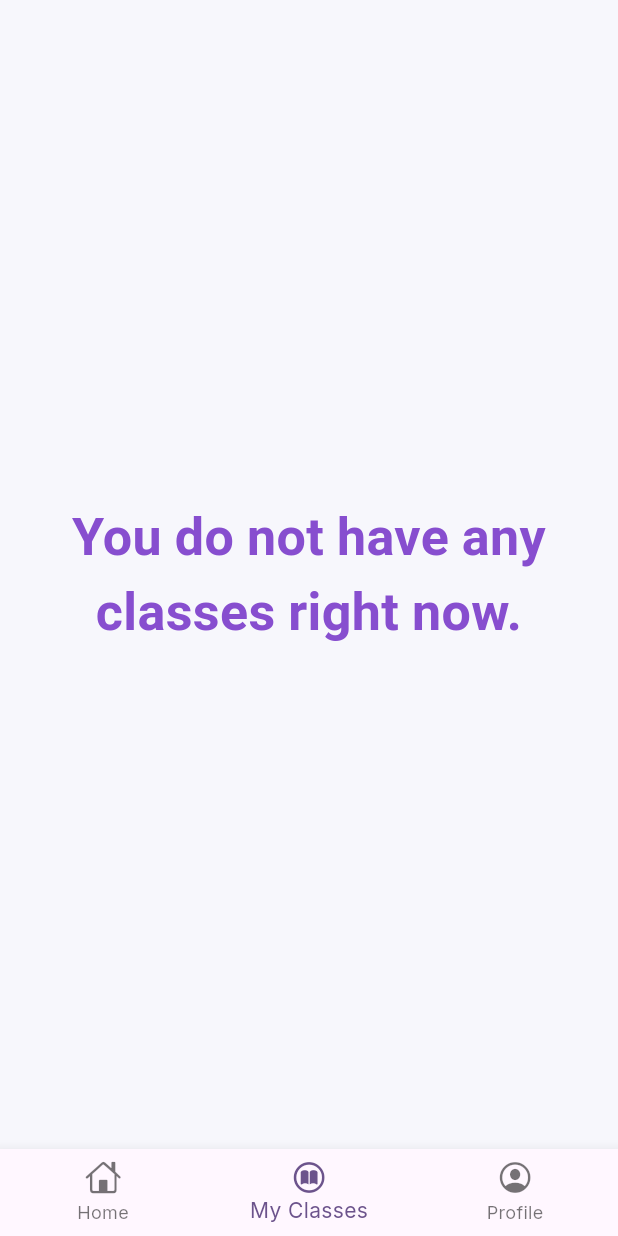
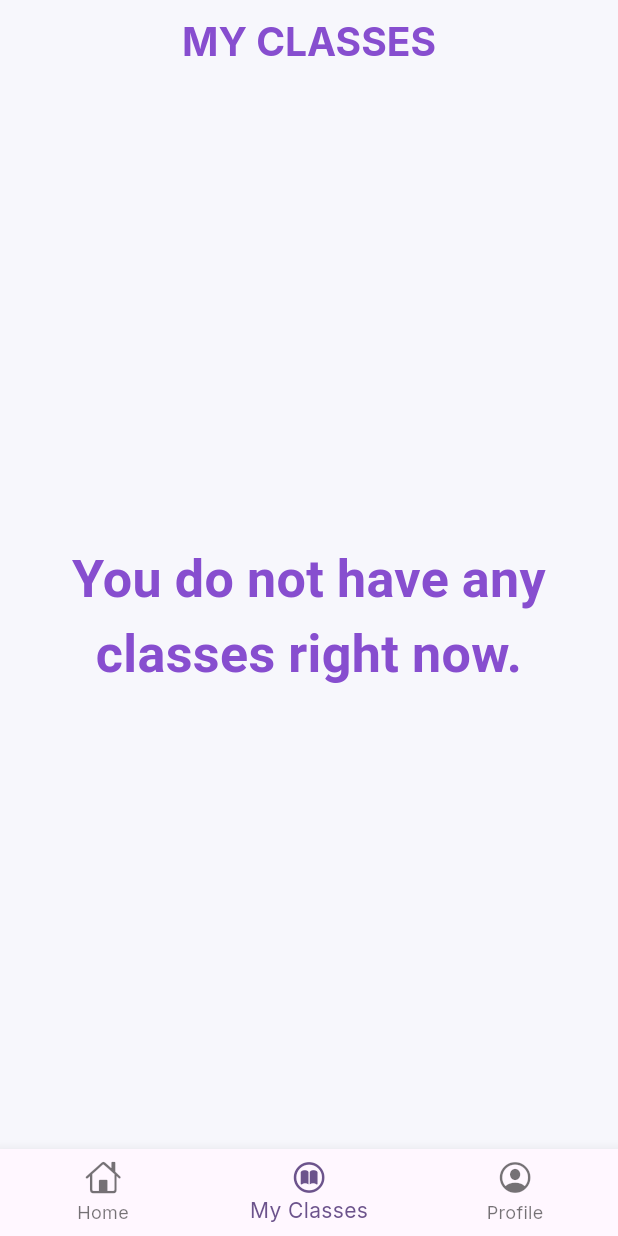
Before and after one commit to Yugesh-45d/E-Learning_app, a Flutter app: the MainPage screen opened directly, item 2 of the bottom bar chosen, on a phone screen of 412 x 824 dp. Run offline on Flutter 3.47's test engine with Material 2 defaults, Android fonts, the phone set to English and light mode, and no system bars; our stand-ins replace animated_splash_screen, cloud_firestore, firebase_auth, firebase_core, firebase_storage, flutter_screenutil and 3 more; accounts and stored records are empty.

Commit message:
Minor Changes

```diff
--- a/lib/screens/login_pages/login_screen.dart
+++ b/lib/screens/login_pages/login_screen.dart
@@ -65,7 +65,6 @@ class _LoginScreenState extends State<LoginScreen> {
     });
   }
 
-//TODO add user authentication here with Firebase
 
   @override
   Widget build(BuildContext context) {
@@ -132,7 +131,7 @@ class _LoginScreenState extends State<LoginScreen> {
                         },
                       ),
                       AppFunc.myText(
-                        //TODO add remember me functionality
+
                         text: "Remember me?",
                         font: AppFonts.thirdFont,
                         size: 16,
@@ -141,7 +140,7 @@ class _LoginScreenState extends State<LoginScreen> {
                     ],
                   ),
                   AppFunc.myText(
-                    //TODO add forget password functionality
+
                     text: "Forget Password?",
                     color: Colors.red,
                     size: 16,
--- a/lib/screens/login_pages/register_screen.dart
+++ b/lib/screens/login_pages/register_screen.dart
@@ -249,7 +249,7 @@ class _RegisterScreenState extends State<RegisterScreen> {
                     },
                   ),
                   AppFunc.myText(
-                    //TODO add remember me functionality
+
                     text: "Remember me?",
                     font: AppFonts.thirdFont,
                     size: 16,
--- /dev/null
+++ b/lib/screens/main_pages/body_pages/class_page.dart
@@ -0,0 +1,46 @@
+// ignore_for_file: prefer_const_literals_to_create_immutables, prefer_const_constructors
+
+import 'package:e_learning_app/config/app_colors.dart';
+import 'package:e_learning_app/config/app_fonts.dart';
+import 'package:e_learning_app/config/helper_func.dart';
+import 'package:e_learning_app/providers/booking_provider.dart';
+import 'package:flutter/material.dart';
+import 'package:provider/provider.dart';
+
+class ClassPage extends StatelessWidget {
+  const ClassPage({super.key});
+
+  @override
+  Widget build(BuildContext context) {
+    return Consumer<BookingProvider>(
+      builder: (context, value, child) => Padding(
+        padding: AppFunc.myPadding(),
+        child: value.myClasses.isNotEmpty
+            ? Column(
+                children: [
+                  Expanded(
+                    child: ListView.builder(
+                      itemCount: value.myClasses.length,
+                      itemBuilder: (context, index) {
+                        return AppFunc.myClassesCard(
+                            image: value.myClasses[index].image,
+                            faculty: value.myClasses[index].faculty,
+                            subject: value.myClasses[index].subject,
+                            progress: value.myClasses[index].progress);
+                      },
+                    ),
+                  ),
+                ],
+              )
+            : Center(
+                child: AppFunc.myText(
+                text: "You do not have any classes right now.",
+                font: AppFonts.primaryFont,
+                weight: FontWeight.bold,
+                size: 32,
+                color: AppColors.primaryColor,
+              )),
+      ),
+    );
+  }
+}
--- a/lib/screens/main_pages/class_page.dart
+++ /dev/null
@@ -1,67 +0,0 @@
-// ignore_for_file: prefer_const_literals_to_create_immutables, prefer_const_constructors
-
-import 'package:e_learning_app/config/app_colors.dart';
-import 'package:e_learning_app/config/app_fonts.dart';
-import 'package:e_learning_app/config/helper_func.dart';
-import 'package:e_learning_app/providers/booking_provider.dart';
-import 'package:flutter/material.dart';
-import 'package:provider/provider.dart';
-
-class ClassPage extends StatelessWidget {
-  const ClassPage({super.key});
-
-  @override
-  Widget build(BuildContext context) {
-    return Consumer<BookingProvider>(
-      builder: (context, value, child) => Padding(
-        padding: AppFunc.myPadding(),
-        child: value.myClasses.isNotEmpty
-            ? Column(
-                children: [
-                  AppFunc.mySizedbox(height: 56),
-                  AppFunc.myText(
-                    text: "MY CLASSES",
-                    color: AppColors.primaryColor,
-                    weight: FontWeight.bold,
-                    size: 20,
-                  ),
-                  AppFunc.mySizedbox(height: 24),
-                  Expanded(
-                    child: ListView.builder(
-                        itemCount: value.myClasses.length,
-                        itemBuilder: (context, index) {
-                          return AppFunc.myClassesCard(
-                              image: value.myClasses[index].image,
-                              faculty: value.myClasses[index].faculty,
-                              subject: value.myClasses[index].subject,
-                              progress: value.myClasses[index].progress);
-                        }),
-                  )
-
-                  //     AppFunc.myClassesCard(
-                  //       image: "4.png",
-                  //       subject: "Programming",
-                  //       topic: "Arrays in Js",
-                  //       progress: 45,
-                  //     ),
-                  //     AppFunc.mySizedbox(height: 8),
-                  //     AppFunc.myClassesCard(
-                  //       image: "2.png",
-                  //       subject: "Backend as a Service",
-                  //       topic: "Cloud Firebase",
-                  //       progress: 23,
-                  //     ),
-                ],
-              )
-            : Center(
-                child: AppFunc.myText(
-                text: "You do not have any classes right now.",
-                font: AppFonts.primaryFont,
-                weight: FontWeight.bold,
-                size: 32,
-                color: AppColors.primaryColor,
-              )),
-      ),
-    );
-  }
-}
--- a/lib/screens/main_pages/main_page.dart
+++ b/lib/screens/main_pages/main_page.dart
@@ -1,9 +1,10 @@
 // ignore_for_file: prefer_const_constructors, prefer_const_literals_to_create_immutables
 
 import 'package:e_learning_app/config/app_colors.dart';
-import 'package:e_learning_app/screens/main_pages/class_page.dart';
-import 'package:e_learning_app/screens/main_pages/home_page.dart';
-import 'package:e_learning_app/screens/main_pages/profile_page.dart';
+import 'package:e_learning_app/config/helper_func.dart';
+import 'package:e_learning_app/screens/main_pages/body_pages/class_page.dart';
+import 'package:e_learning_app/screens/main_pages/body_pages/home_page.dart';
+import 'package:e_learning_app/screens/main_pages/body_pages/profile_page.dart';
 import 'package:flutter/cupertino.dart';
 import 'package:flutter/material.dart';
 
@@ -27,10 +28,36 @@ class _MainPageState extends State<MainPage> {
     return pages[selectedIndex];
   }
 
+// List<AppBar> appbars = [];
+
+  // getAppbar() {
+  //   return appbars[selectedIndex];
+  // }
+  List<String> getTitle = [
+    'HOME',
+    'MY CLASSES',
+    'MY ACCOUNT',
+  ];
+
+  getAppbar(){
+    return getTitle[selectedIndex];
+  }
+
   @override
   Widget build(BuildContext context) {
     return Scaffold(
       backgroundColor: AppColors.backgroundColor,
+      appBar: AppBar(
+        backgroundColor: AppColors.backgroundColor,
+        title: AppFunc.myText(
+          text: getAppbar(),
+          size: 24,
+          color: AppColors.primaryColor,
+          weight: FontWeight.bold,
+        ),
+        centerTitle: true,
+        elevation: 0,
+      ),
       body: getbody(),
       bottomNavigationBar: BottomNavigationBar(
           currentIndex: selectedIndex,
```
Also changed, not shown: lib/main.dart (+13 -3 lines), lib/screens/main_pages/body_pages/home_page.dart (renamed from lib/screens/main_pages/home_page.dart, +2 -10 lines), lib/screens/main_pages/body_pages/profile_page.dart (renamed from lib/screens/main_pages/profile_page.dart, +1 -9 lines).
